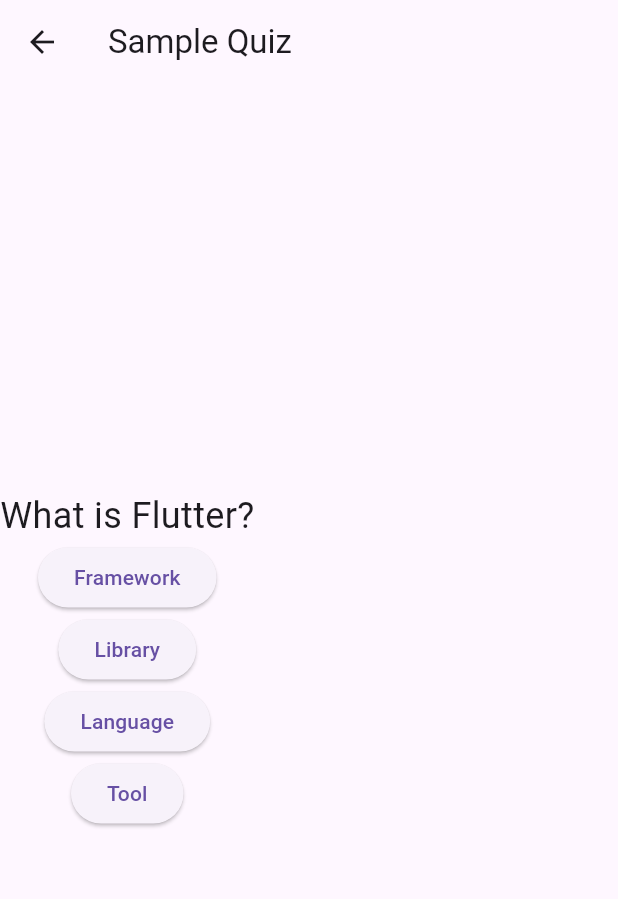
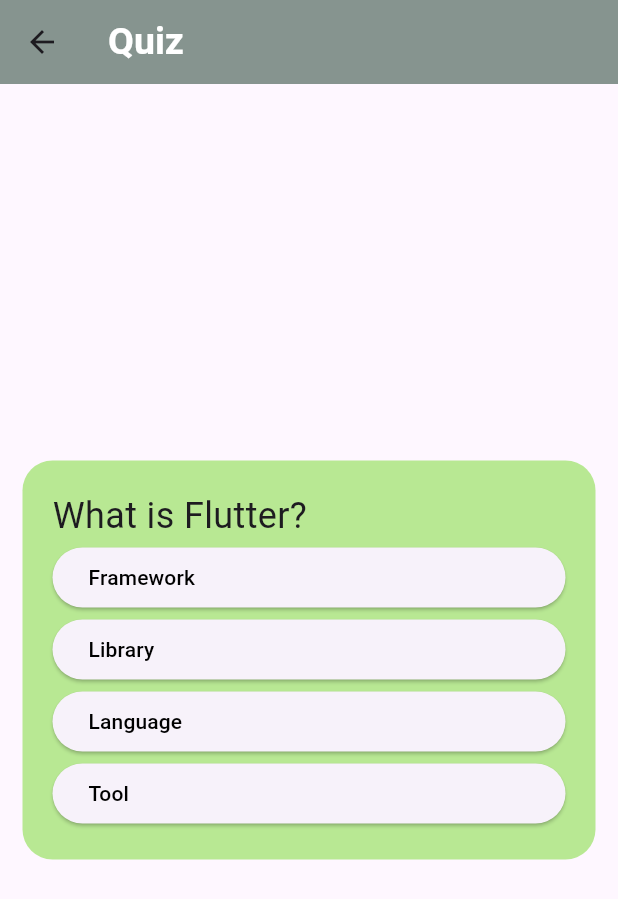
Before and after one commit to Ibrahim8545/quiz_app_iti_task, a Flutter app: the screen it shows after launch, after a tap on "sumbit", on a phone screen of 412 x 824 dp. Shown: the top 899 px of the screen. Run offline on Flutter 3.47's test engine with Material 3 defaults, Android fonts, the phone set to English and light mode, and no system bars.

Commit message:
refacotor ui of question

```diff
--- a/lib/screens/home_screen.dart
+++ b/lib/screens/home_screen.dart
@@ -39,7 +39,6 @@ final TextEditingController nameController = TextEditingController();
                   Navigator.push(
     context,
     MaterialPageRoute(builder: (context) => QuizScreen(
-
       quiz: Quiz(
         title: 'Sample Quiz',
         questions: [
@@ -54,7 +53,8 @@ final TextEditingController nameController = TextEditingController();
             correctAnswerIndex: 1,
           ),
         ],
-                )
+      ),
+      name: nameController.text, // Pass the name here
     )),
   );
 
--- a/lib/screens/question_screen.dart
+++ b/lib/screens/question_screen.dart
@@ -2,11 +2,11 @@ import 'package:flutter/material.dart';
 import 'package:quizapp/models/question_model.dart';
 import 'package:quizapp/screens/score_screen.dart';
 
-
 class QuestionScreen extends StatefulWidget {
   final List<QuestionModel> questions;
+  final String name; // New parameter
 
-  QuestionScreen({required this.questions});
+  QuestionScreen({required this.questions, required this.name}); // Update constructor
 
   @override
   _QuestionScreenState createState() => _QuestionScreenState();
@@ -29,7 +29,7 @@ class _QuestionScreenState extends State<QuestionScreen> {
       Navigator.push(
         context,
         MaterialPageRoute(
-          builder: (context) => ScoreScreen(score: score, total: widget.questions.length),
+          builder: (context) => ScoreScreen(score: score, total: widget.questions.length, name: widget.name), // Pass the name
         ),
       );
     }
@@ -40,15 +40,32 @@ class _QuestionScreenState extends State<QuestionScreen> {
     final question = widget.questions[currentQuestionIndex];
 
     return Column(
-      mainAxisAlignment: MainAxisAlignment.center,
+      mainAxisAlignment: MainAxisAlignment.start,
+      crossAxisAlignment: CrossAxisAlignment.stretch,
       children: [
-        Text(question.questionText, style: TextStyle(fontSize: 24)),
+        Text(
+          question.questionText,
+           style:const  TextStyle(
+            fontSize: 24,
+
+            )),
         ...question.answers.asMap().entries.map((entry) {
           int index = entry.key;
           String answer = entry.value;
           return ElevatedButton(
+
             onPressed: () => _answerQuestion(index),
-            child: Text(answer),
+            child: Align(
+              alignment: Alignment.topLeft,
+              child: Text(
+                answer,
+                style:const  TextStyle(
+                  fontSize: 14,
+                  color: Colors.black,
+
+                ),
+                ),
+            ),
           );
         }).toList(),
       ],
--- a/lib/screens/quiz_screen.dart
+++ b/lib/screens/quiz_screen.dart
@@ -1,20 +1,48 @@
 import 'package:flutter/material.dart';
 import 'package:quizapp/models/quiz_model.dart';
 import 'package:quizapp/screens/question_screen.dart';
-
+import 'package:quizapp/utils/colors.dart';
 
 class QuizScreen extends StatelessWidget {
   static const routeName = '/quiz';
   final Quiz quiz;
+  final String name; // New parameter
 
-
-  QuizScreen({required this.quiz});
+  QuizScreen({required this.quiz, required this.name}); // Update constructor
 
   @override
   Widget build(BuildContext context) {
-    return Scaffold(
-      appBar: AppBar(title: Text(quiz.title)),
-      body: QuestionScreen(questions: quiz.questions),
+    return SafeArea(
+      child: Scaffold(
+        appBar: AppBar(
+          backgroundColor: AppColor.secondaryColor,
+          title: const Text(
+            'Quiz',
+            style: TextStyle(
+              fontSize: 25,
+              fontWeight: FontWeight.bold,
+              color: Colors.white,
+            ),
+          ),
+        ),
+        body: Center(
+          child: Padding(
+            padding: const EdgeInsets.all(15.0),
+            child: Container(
+              decoration: BoxDecoration(
+                color: AppColor.primaryColor,
+                borderRadius: BorderRadius.circular(20),
+              ),
+              width: double.infinity,
+              padding: EdgeInsets.all(20),
+              // Add padding for better spacing
+              child: SingleChildScrollView( // Add scrolling capability if needed
+                child: QuestionScreen(questions: quiz.questions, name: name),
+              ),
+            ),
+          ),
+        ),
+      ),
     );
   }
 }
--- a/lib/screens/score_screen.dart
+++ b/lib/screens/score_screen.dart
@@ -3,8 +3,9 @@ import 'package:flutter/material.dart';
 class ScoreScreen extends StatelessWidget {
   final int score;
   final int total;
+  final String name; // New parameter
 
-  ScoreScreen({required this.score, required this.total});
+  ScoreScreen({required this.score, required this.total, required this.name}); // Update constructor
 
   @override
   Widget build(BuildContext context) {
@@ -15,6 +16,11 @@ class ScoreScreen extends StatelessWidget {
           mainAxisAlignment: MainAxisAlignment.center,
           children: [
             Text(
+              "Congratulations, $name!",
+              style: TextStyle(fontSize: 24),
+            ),
+            SizedBox(height: 20),
+            Text(
               "You scored $score out of $total!",
               style: TextStyle(fontSize: 24),
             ),
--- a/lib/utils/colors.dart
+++ b/lib/utils/colors.dart
@@ -6,4 +6,7 @@ class AppColor
 
   static const Color gray = Color(0xffABBFB8) ;
 
+  static const Color secondaryColor = Color(0xff86948F);
+
+
 }
```
Lines whose indentation alone changed are shown as unchanged.
